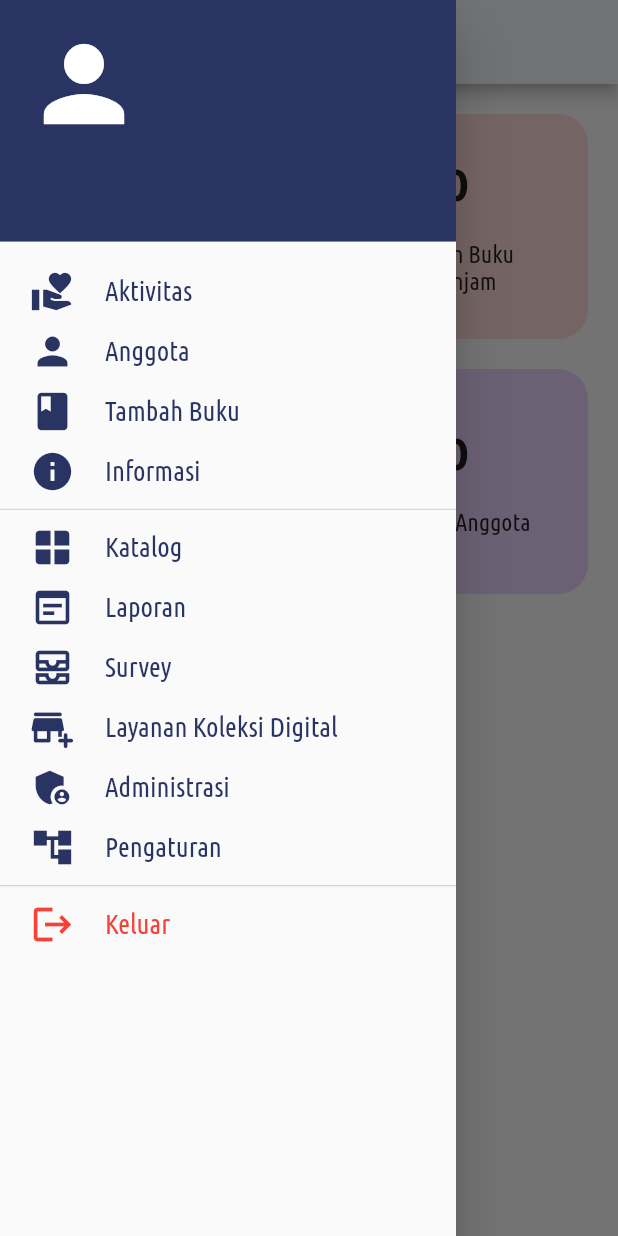
After one commit to Arybobyku/MyPerpus---Flutter, a Flutter app: the AdminInfoPage screen opened by its route, with the side drawer open, on a phone screen of 412 x 824 dp. The commit adds this screen. Run offline on Flutter 3.47's test engine with Material 2 defaults, Android fonts, the phone set to English and light mode, and no system bars; our stand-ins replace cached_network_image, cloud_firestore, file_picker, firebase_auth, firebase_core, firebase_storage and 14 more; missing offline and left inert: country_state_city_picker, dart:ffi; accounts and stored records are empty; project files that could hold a hidden picture were left out.

Commit message:
add some feature

```diff
--- a/lib/main.dart
+++ b/lib/main.dart
@@ -22,9 +22,9 @@ import 'service/notification.dart';
 
 void main() async{
   WidgetsFlutterBinding.ensureInitialized();
+  await Firebase.initializeApp();
   configureInjection();
   await NotificationService().init();
-  await Firebase.initializeApp();
   await SystemChrome.setPreferredOrientations(
     [DeviceOrientation.portraitUp, DeviceOrientation.portraitDown],
   );
--- a/lib/model/user_model.dart
+++ b/lib/model/user_model.dart
@@ -22,6 +22,7 @@ class UserModel {
   String? kelurahan = null;
   String? rt = null;
   String? rw = null;
+  DateTime? pinalty = null;
   late String statusPerkawinan;
   late String agama;
   late bool isValid;
@@ -46,12 +47,14 @@ class UserModel {
     this.kelurahan,
     this.rt,
     this.rw,
+    this.pinalty,
     required this.statusPerkawinan,
     required this.agama,
     required this.isValid,
   });
 
   factory UserModel.fromjson(Map<String, dynamic> json, String id) {
+    var pinaltyToDate = json['pinalty']??null;
     return UserModel(
       id: id,
       uuid: json['uuid'],
@@ -59,6 +62,7 @@ class UserModel {
       photoProfile: json['photoProfile'],
       kota: json['kota'],
       provinsi: json['provinsi'],
+      pinalty:pinaltyToDate!=null ? DateTime.parse(json['pinalty']):null,
       alamat: json['alamat'],
       tempatLahir: json['tempatLahir'],
       namaLengkap: json['namaLengkap'],
@@ -80,6 +84,8 @@ class UserModel {
 
   factory UserModel.fromjsonWithTimeStamp(Map<String, dynamic> json, String id) {
     var jsonTglLahir = json['tanggalLahir'];
+    print("MY PINALTY ${json['pinalty']}");
+    var pinaltyToDate = json['pinalty']??null;
     return UserModel(
       id: id,
       uuid: json['uuid'],
@@ -91,6 +97,7 @@ class UserModel {
       tempatLahir: json['tempatLahir'],
       namaLengkap: json['namaLengkap'],
       tanggalLahir: jsonTglLahir.toDate(),
+      pinalty:pinaltyToDate!=null? pinaltyToDate.toDate():null,
       nomorIdentitas: json['nomorIdentitas'],
       password: '',
       email: json['email'],
@@ -107,6 +114,8 @@ class UserModel {
   }
 
   factory UserModel.fromjsonWithId(Map<String, dynamic> json) {
+
+    var jsnTglPinalty = json['pinalty']??null;
     return UserModel(
       id: json['id'],
       uuid: json['uuid'],
@@ -118,6 +127,7 @@ class UserModel {
       tempatLahir: json['tempatLahir'],
       namaLengkap: json['namaLengkap'],
       tanggalLahir: DateTime.parse(json['tanggalLahir']),
+      pinalty:jsnTglPinalty!=null? DateTime.parse(json['pinalty']):null,
       nomorIdentitas: json['nomorIdentitas'],
       password: '',
       email: json['email'],
@@ -147,6 +157,7 @@ class UserModel {
     'tanggalLahir': tanggalLahir.toIso8601String(),
     'nomorIdentitas': nomorIdentitas,
     'email': email,
+    'pinalty':pinalty!=null? pinalty?.toIso8601String():null,
     'jenisIdentitas': jenisIdentitas,
     'kecamatan': kecamatan,
     'kelurahan': kelurahan,
--- a/lib/provider/admin.dart
+++ b/lib/provider/admin.dart
@@ -1,5 +1,6 @@
 import 'package:flutter/material.dart';
 import 'package:fpdart/fpdart.dart';
+import 'package:my_perpus/helper/constants.dart';
 import 'package:my_perpus/model/peminjaman_model.dart';
 import 'package:my_perpus/model/user_model.dart';
 import 'package:my_perpus/service/admin_service.dart';
--- a/lib/routes.dart
+++ b/lib/routes.dart
@@ -2,6 +2,8 @@ import 'package:get/get.dart';
 import 'package:my_perpus/ui/admin/check_user/admin_check_user_page.dart';
 import 'package:my_perpus/ui/admin/detail/admin_detail_page.dart';
 import 'package:my_perpus/ui/admin/home/admin_home_page.dart';
+import 'package:my_perpus/ui/admin/info/admin_info_page.dart';
+import 'package:my_perpus/ui/admin/listBuku/admin_list_buku.dart';
 import 'package:my_perpus/ui/admin/search/admin_search_page.dart';
 import 'package:my_perpus/ui/admin/tambahBuku/admin_tambah_buku_page.dart';
 import 'package:my_perpus/ui/admin/userDetail/admin_user_detial.dart';
@@ -30,6 +32,8 @@ class Routes {
   static const String detailRiwayat = "/detailRiwayat";
   static const String adminDetail = "/adminDetail";
   static const String adminSearch = "/adminSearch";
+  static const String adminListBuku = "/adminListBuku";
+  static const String adminInfo = "/adminInfo";
   static const String adminTambahBuku = "/adminTambahBuku";
   static const String adminCheckUser = "/adminCheckUser";
   static const String adminDetailAnggota = "/adminDetailAnggota";
@@ -48,6 +52,8 @@ class Routes {
     GetPage(name: detailRiwayat, page:()=>UserDetailRiwayat()),
     GetPage(name: adminDetail, page:()=>AdminDetailPage()),
     GetPage(name: adminSearch, page:()=>AdminSearchPage()),
+    GetPage(name: adminListBuku, page:()=>AdminListBukuPage()),
+    GetPage(name: adminInfo, page:()=>AdminInfoPage()),
     GetPage(name: adminTambahBuku, page:()=>AdminTambahBukuPage()),
     GetPage(name: adminCheckUser, page:()=>AdminCheckUserPage()),
     GetPage(name: adminDetailAnggota, page:()=>AdminUserDetailPage()),
--- a/lib/service/user_service.dart
+++ b/lib/service/user_service.dart
@@ -96,12 +96,15 @@ class UserService {
       DocumentSnapshot snapshot = await _userReference.doc(id).get();
       var tanggalLahir = snapshot['tanggalLahir'];
       DateTime date = tanggalLahir.toDate();
+      var tanggalPinalty = snapshot['pinalty']??null;
+      DateTime? tglPinaltyToDateTime = tanggalPinalty!=null? tanggalPinalty.toDate():null;
       return UserModel(
         id: id,
         uuid: snapshot['uuid'],
         email: snapshot['email'],
         namaLengkap: snapshot['namaLengkap'],
         password: '',
+        pinalty: tglPinaltyToDateTime,
         jenisIdentitas: snapshot['jenisIdentitas'],
         provinsi: snapshot['provinsi'],
         kota: snapshot['kota'],
--- a/lib/ui/admin/check_user/admin_check_user_page.dart
+++ b/lib/ui/admin/check_user/admin_check_user_page.dart
@@ -24,7 +24,7 @@ class _AdminCheckUserPageState extends State<AdminCheckUserPage> {
   void initState() {
     if (getData) {
       // EasyLoading.show(status: "Loading");
-      Provider.of<AdminProvider>(context, listen: false).getAllUser();
+      // Provider.of<AdminProvider>(context, listen: false).getAllUser();
       getData = false;
     }
     super.initState();
--- /dev/null
+++ b/lib/ui/admin/info/admin_info_page.dart
@@ -0,0 +1,238 @@
+import 'package:flutter/cupertino.dart';
+import 'package:flutter/material.dart';
+import 'package:flutter_easyloading/flutter_easyloading.dart';
+import 'package:get/get.dart';
+import 'package:my_perpus/helper/color_palette.dart';
+import 'package:my_perpus/provider/admin.dart';
+import 'package:my_perpus/provider/auth.dart';
+import 'package:my_perpus/provider/buku.dart';
+import 'package:my_perpus/provider/peminjaman.dart';
+import 'package:my_perpus/routes.dart';
+import 'package:my_perpus/ui/widget/box_info.dart';
+import 'package:my_perpus/ui/widget/horizontal_icon_label.dart';
+import 'package:provider/provider.dart';
+import 'package:rflutter_alert/rflutter_alert.dart';
+
+class AdminInfoPage extends StatefulWidget {
+  const AdminInfoPage({Key? key}) : super(key: key);
+
+  @override
+  State<AdminInfoPage> createState() => _AdminInfoPageState();
+}
+
+class _AdminInfoPageState extends State<AdminInfoPage> {
+  bool getData = true;
+  int selectedIndex = Get.arguments ?? 0;
+
+  @override
+  void initState() {
+    if (getData) {
+      // EasyLoading.show(status: "Loading");
+      Provider.of<AdminProvider>(context, listen: false).getAllPeminjaman();
+      Provider.of<AdminProvider>(context, listen: false).getAllUser();
+      Provider.of<BukuProvider>(context, listen: false).doGetAllBook();
+      getData = false;
+    }
+    super.initState();
+  }
+  @override
+  Widget build(BuildContext context) {
+    return SafeArea(
+      child: Scaffold(
+        drawer: Consumer<AuthProvider>(
+          builder: (context,valueAuth,_) {
+            return Drawer(
+              child: ListView(
+                children: [
+                  DrawerHeader(
+                      decoration: BoxDecoration(
+                        color: ColorPalette.generalPrimaryColor,
+                      ),
+                      child: Column(
+                        crossAxisAlignment: CrossAxisAlignment.start,
+                        children: [
+                          Icon(Icons.person,size: 80,color: Colors.white,),
+                          Text(valueAuth.user.namaLengkap,style: TextStyle(fontSize: 14,color: Colors.white),),
+                          SizedBox(height: 4),
+                          Text(valueAuth.user.email,style: TextStyle(fontSize: 14,color: Colors.white),),
+                          SizedBox(height: 4),
+                        ],
+                      )
+                  ),
+                  HorizontalIconLabel(
+                    icon: Icons.volunteer_activism,
+                    label: "Aktivitas",
+                    ontap: (){
+                      Get.toNamed(Routes.adminHome);
+                    },
+                  ),
+                  HorizontalIconLabel(
+                    icon: Icons.person,
+                    label: "Anggota",
+                    ontap: (){
+                      Get.toNamed(Routes.adminCheckUser);
+                    },
+                  ),
+                  HorizontalIconLabel(
+                    icon: Icons.book,
+                    label: "Tambah Buku",
+                    ontap: (){
+                      Get.toNamed(Routes.adminTambahBuku);
+                    },
+                  ),
+                  HorizontalIconLabel(
+                    icon: Icons.info,
+                    label: "Informasi",
+                    ontap: (){
+                      Get.toNamed(Routes.adminInfo);
+                    },
+                  ),
+                  SizedBox(height: 10,),
+                  Divider(height: 1,color: ColorPalette.generalGrey,),
+                  HorizontalIconLabel(
+                    icon: Icons.window,
+                    label: "Katalog",
+                    ontap: (){
+                    },
+                  ),
+                  HorizontalIconLabel(
+                    icon: Icons.wysiwyg,
+                    label: "Laporan",
+                    ontap: (){
+                    },
+                  ),
+                  HorizontalIconLabel(
+                    icon: Icons.all_inbox_outlined,
+                    label: "Survey",
+                    ontap: (){
+                    },
+                  ),
+                  HorizontalIconLabel(
+                    icon: Icons.add_business_rounded,
+                    label: "Layanan Koleksi Digital",
+                    ontap: (){
+                    },
+                  ),
+                  HorizontalIconLabel(
+                    icon: Icons.admin_panel_settings,
+                    label: "Administrasi",
+                    ontap: (){
+                    },
+                  ),
+                  HorizontalIconLabel(
+                    icon: Icons.account_tree_sharp,
+                    label: "Pengaturan",
+                    ontap: (){
+                    },
+                  ),
+                  SizedBox(height: 10,),
+                  Divider(height: 1,color: ColorPalette.generalGrey,),
+                  HorizontalIconLabel(
+                    icon: Icons.logout,
+                    label: "Keluar",
+                    color: Colors.red,
+                    ontap: (){
+                      doSignOut(context);
+                    },
+                  ),
+                ],
+              ),
+            );
+          }
+        ),
+        appBar: AppBar(
+          title: Text("Beranda",style: TextStyle(color: ColorPalette.generalPrimaryColor),),
+          backgroundColor: ColorPalette.generalBackgroundColor,
+        ),
+        body: Consumer2<BukuProvider, AdminProvider>(
+            builder: (context, valuBuku, valueAdmin, _) {
+              return SingleChildScrollView(
+                child: Column(
+                  children: [
+                    SizedBox(height: 20),
+                    Container(
+                      margin: EdgeInsets.symmetric(horizontal: 20),
+                      child: Row(
+                        children: [
+                          Expanded(
+                              child:BoxInfo(
+                                title: "Jumlah Buku",
+                                value: valuBuku.listBuku.length.toString(),
+                                onTap: ()=> Get.toNamed(Routes.adminListBuku),
+                              )
+                          ),
+                          SizedBox(width: 20),
+                          Expanded(
+                            child: BoxInfo(
+                              title: "Jumlah Buku Dipinjam",
+                              value: valueAdmin.listPeminjaman.where((element) => element.status==2).length.toString(),
+                              backgroundColor: ColorPalette.generalSoftRed,
+                              onTap: ()=>Get.toNamed(Routes.adminHome,arguments: 2),
+                            ),
+                          )
+                        ],
+                      ),
+                    ),
+                    SizedBox(height: 20),
+                    Container(
+                      margin: EdgeInsets.symmetric(horizontal: 20),
+                      child: Row(
+                        children: [
+                          Expanded(
+                              child:BoxInfo(
+                                title: "Jumlah Anggota",
+                                value: valueAdmin.listAnggota.length.toString(),
+                                backgroundColor: ColorPalette.generalSoftGrey,
+                                onTap:()=> Get.toNamed(Routes.adminCheckUser),
+                              )
+                          ),
+                          SizedBox(width: 20),
+                          Expanded(
+                            child: BoxInfo(
+                              title: "Riwayat Anggota",
+                              value: valueAdmin.listPeminjaman.where((element) => element.status>=3).length.toString(),
+                              backgroundColor: ColorPalette.generalSoftPurple,
+                              onTap: ()=>Get.toNamed(Routes.adminHome,arguments:3 ),
+                            ),
+                          )
+                        ],
+                      ),
+                    ),
+
+                  ],
+                ),
+              );
+            }),
+      ),
+    );
+  }
+
+  doSignOut(BuildContext context) async {
+    EasyLoading.show(status: "Loading...");
+    var result =
+    await Provider.of<AuthProvider>(context, listen: false).doSignOut();
+    result.fold((l) {
+      EasyLoading.dismiss();
+      Alert(
+        context: context,
+        type: AlertType.error,
+        title: "Error",
+        desc: l,
+        buttons: [
+          DialogButton(
+            child: Text(
+              "Close",
+              style: TextStyle(color: Colors.white, fontSize: 20),
+            ),
+            onPressed: () => Navigator.pop(context),
+            color: ColorPalette.generalPrimaryColor,
+            radius: BorderRadius.circular(0.0),
+          ),
+        ],
+      ).show();
+    }, (r) {
+      EasyLoading.dismiss();
+      Get.offAllNamed(Routes.login);
+    });
+  }
+}
--- a/lib/ui/navigator_page.dart
+++ b/lib/ui/navigator_page.dart
@@ -50,13 +50,13 @@ class _NavigatorPageState extends State<NavigatorPage> {
       } else if(role==1){
         UserModel userModel = UserModel.fromjson(jsonDecode(userJson!), user.uid);
         Provider.of<AuthProvider>(context,listen: false).setUserModelFromPref(userModel);
-        Get.offAllNamed(Routes.adminHome);
+        Get.offAllNamed(Routes.adminInfo);
       }else if(role==2){
         UserModel userModel = UserModel.fromjson(jsonDecode(userJson!), user.uid);
         Provider.of<AuthProvider>(context,listen: false).setUserModelFromPref(userModel);
         Get.offAllNamed(Routes.pustawakan);
       }else{
-        UserModel userModel = UserModel.  fromjson(jsonDecode(userJson!), user.uid);
+        UserModel? userModel = UserModel.fromjson(jsonDecode(userJson!), user.uid);
         Provider.of<AuthProvider>(context,listen: false).setUserModelFromPref(userModel);
         Get.offAllNamed(Routes.mainMenu);
       }
--- a/lib/ui/user/detailRiwayat/user_detail_riwayat.dart
+++ b/lib/ui/user/detailRiwayat/user_detail_riwayat.dart
@@ -87,7 +87,9 @@ class UserDetailRiwayat extends StatelessWidget {
                 ),
               ),
               if (peminjaman.detailRiwayat.perpanjang < 1 &&
-                  peminjaman.detailRiwayat.status == 2)
+                  peminjaman.detailRiwayat.status == 2 &&
+                  getDurationDifferenceInt(DateTime.now(), peminjaman.detailRiwayat.tanggalPengembalian!)>=0
+              )
                 Padding(
                   padding: const EdgeInsets.symmetric(horizontal: 20),
                   child: ButtonRounded(
--- /dev/null
+++ b/lib/ui/widget/box_info.dart
@@ -0,0 +1,49 @@
+import 'package:flutter/material.dart';
+import 'package:my_perpus/helper/color_palette.dart';
+
+class BoxInfo extends StatelessWidget {
+  const BoxInfo({
+    Key? key,
+    required this.title,
+    required this.value,
+    this.backgroundColor = ColorPalette.generalSoftOrange,
+    this.onTap
+  }) : super(key: key);
+  final String title;
+  final String value;
+  final Function()? onTap;
+  final Color backgroundColor;
+  @override
+  Widget build(BuildContext context) {
+    return  GestureDetector(
+      onTap: onTap,
+      child: Container(
+        width: double.infinity,
+        height: 150,
+        decoration: BoxDecoration(
+          color:backgroundColor,
+          borderRadius: BorderRadius.all(Radius.circular(20)),
+        ),
+        padding: EdgeInsets.all(30),
+        child: Column(
+          mainAxisAlignment: MainAxisAlignment.center,
+          children: [
+            Text(
+              value,
+              style: TextStyle(
+                  fontSize: 30, fontWeight: FontWeight.bold),
+            ),
+            SizedBox(height: 20),
+            Text(
+              title,
+              maxLines: 2,
+              textAlign: TextAlign.center,
+              overflow: TextOverflow.ellipsis,
+              style: TextStyle(fontSize: 16),
+            )
+          ],
+        ),
+      ),
+    );
+  }
+}
```
Also changed, not shown: lib/service/admin_service.dart (+14 -2 lines), lib/ui/admin/home/admin_home_page.dart (+10 -122 lines), lib/ui/admin/listBuku/admin_list_buku.dart (added, +48 -0 lines), lib/ui/user/detailbuku/user_detail_buku.dart (+24 -21 lines), lib/ui/user/home/user_home_page.dart (+13 -0 lines), pubspec.lock, 4 other files.
